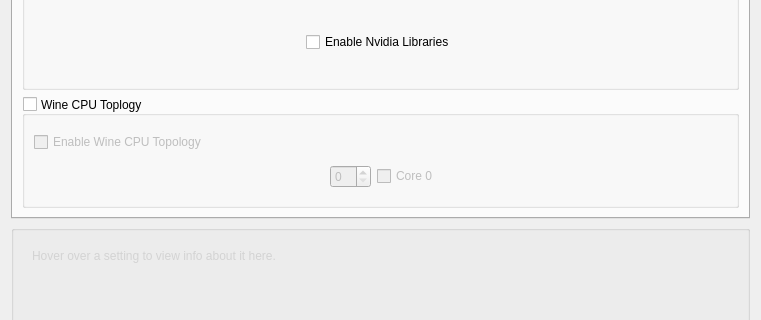
First picture: the form in src/neroprefixsettings.ui, repository SeongGino/Nero-umu, before the edit; both pictures show x 0 to 761 and y 421 to 741 of the 761 by 906 pixel window.
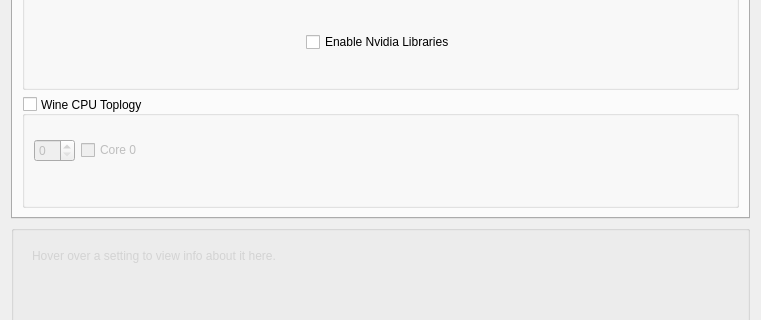
Second picture: the form after the edit. Icons and pictures are not drawn.

```diff
--- a/src/neroprefixsettings.ui
+++ b/src/neroprefixsettings.ui
@@ -2117,20 +2117,10 @@
           <string/>
          </property>
          <layout class="QGridLayout" name="wineGrid">
-          <item row="1" column="1">
-           <widget class="QSpinBox" name="cpuCount">
-            <property name="enabled">
-             <bool>true</bool>
-            </property>
-            <property name="useFor" stdset="0">
-             <string>CpuCount</string>
-            </property>
-           </widget>
-          </item>
-          <item row="1" column="2">
+          <item row="0" column="1">
            <widget class="QCheckBox" name="core0">
             <property name="enabled">
-             <bool>true</bool>
+             <bool>false</bool>
             </property>
             <property name="text">
              <string notr="true">Core 0</string>
@@ -2140,17 +2130,7 @@
             </property>
            </widget>
           </item>
-          <item row="0" column="0">
-           <widget class="QCheckBox" name="toggleWineCpuTopology">
-            <property name="text">
-             <string>Enable Wine CPU Topology</string>
-            </property>
-            <property name="isFor" stdset="0">
-             <string>UseWineCpuTopology</string>
-            </property>
-           </widget>
-          </item>
-          <item row="1" column="3">
+          <item row="1" column="4">
            <spacer name="horizontalSpacer_28">
             <property name="orientation">
              <enum>Qt::Orientation::Horizontal</enum>
@@ -2163,7 +2143,17 @@
             </property>
            </spacer>
           </item>
-          <item row="1" column="0">
+          <item row="0" column="0">
+           <widget class="QSpinBox" name="cpuCount">
+            <property name="enabled">
+             <bool>false</bool>
+            </property>
+            <property name="useFor" stdset="0">
+             <string>CpuCount</string>
+            </property>
+           </widget>
+          </item>
+          <item row="0" column="4">
            <spacer name="horizontalSpacer_27">
             <property name="orientation">
              <enum>Qt::Orientation::Horizontal</enum>
```
Left out of the diff: 12 changed lines with no effect on the pictures.
